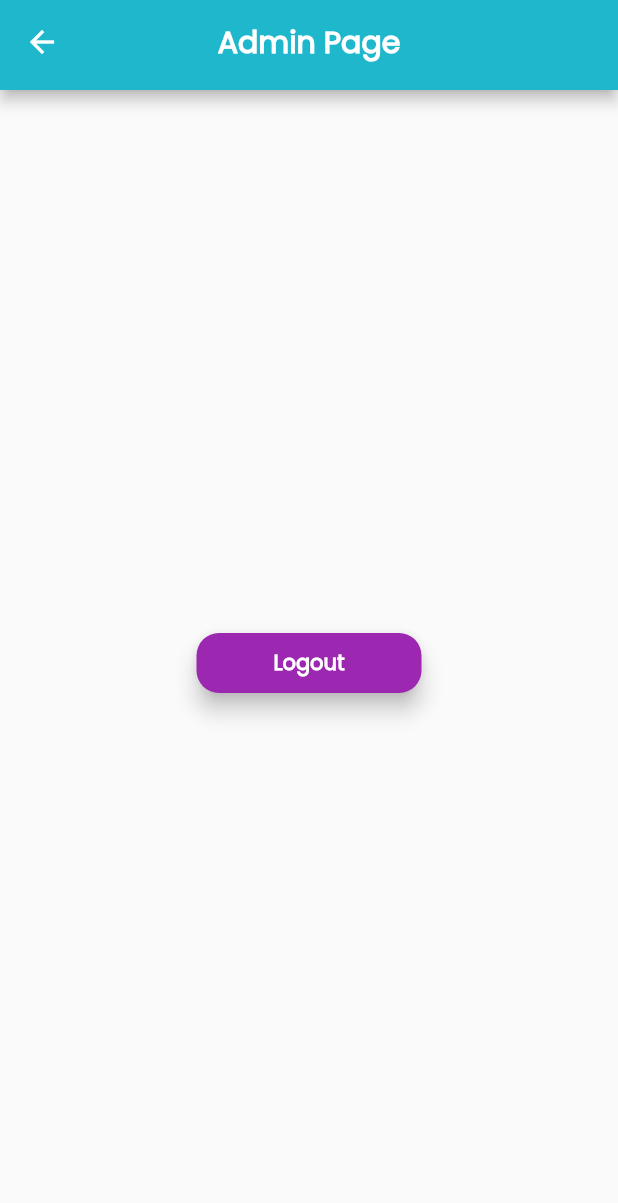
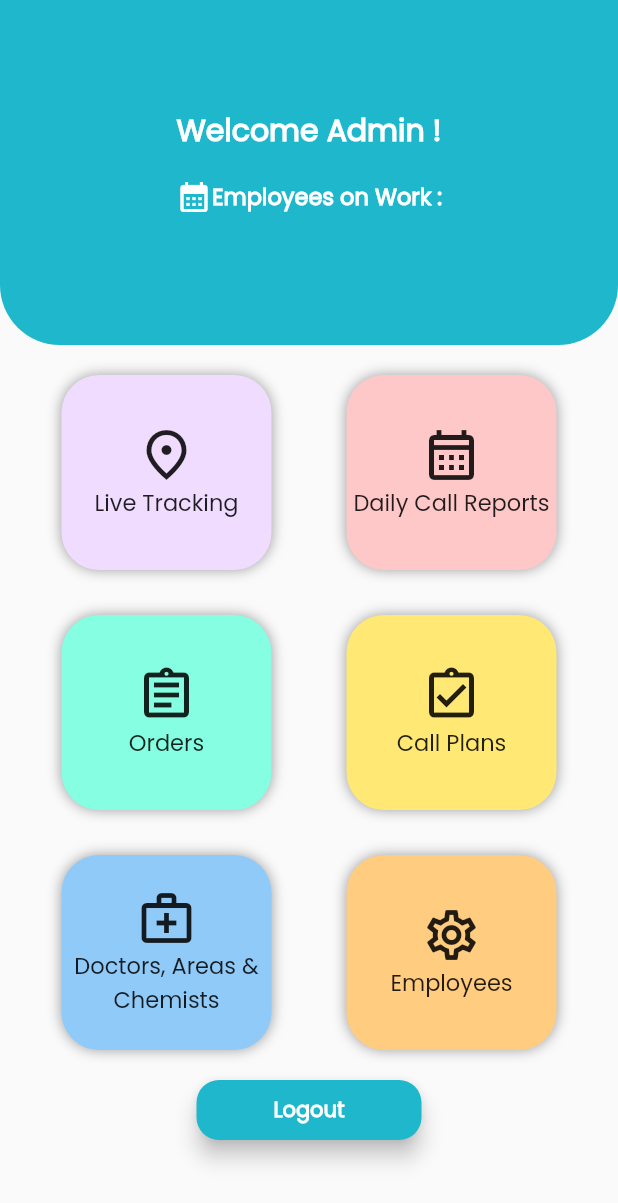
Before and after one commit to UzairZQ/MicroSync, a Flutter app: the AdminPage screen opened by its route, on a phone screen of 412 x 824 dp. Shown: the top 1203 px of the screen. Run offline on Flutter 3.47's test engine with Material 2 defaults, Android fonts, the light colour scheme and no system bars; our stand-ins replace cloud_firestore, firebase_auth, firebase_core; accounts and stored records are empty; network calls fail.

Commit message:
added admin design

```diff
--- a/lib/components/constants.dart
+++ b/lib/components/constants.dart
@@ -46,15 +46,6 @@ class myAppBar extends StatelessWidget implements PreferredSizeWidget {
     return AppBar(
       backgroundColor: kappbarColor,
       centerTitle: true,
-      leading: IconButton(
-        icon: const Icon(
-          Icons.arrow_back,
-          color: Colors.white,
-        ),
-        onPressed: () {
-          Navigator.pop(context);
-        },
-      ),
       title: Text(
         '$appBartxt',
         style: TextStyle(
--- a/lib/screens/admin_page.dart
+++ b/lib/screens/admin_page.dart
@@ -1,7 +1,10 @@
 import 'package:firebase_auth/firebase_auth.dart';
 import 'package:flutter/material.dart';
+import 'package:flutter/src/foundation/key.dart';
+import 'package:flutter/src/widgets/framework.dart';
+import 'package:micro_pharma/components/containerRow.dart';
+import 'package:micro_pharma/components/constants.dart';
 import 'package:micro_pharma/screens/login_page.dart';
-import '../components/constants.dart';
 
 class AdminPage extends StatelessWidget {
   static String id = 'admin';
@@ -9,18 +12,110 @@ class AdminPage extends StatelessWidget {
 
   @override
   Widget build(BuildContext context) {
+    final currentUser = FirebaseAuth.instance.currentUser;
+    print(currentUser!.email);
     return Scaffold(
-      appBar: myAppBar(
-        appBartxt: 'Admin Page',
-      ),
-      body: Center(
-        child: kbuttonstyle(
-          color: Colors.purple,
-          onPressed: () {
-            FirebaseAuth.instance.signOut();
-            Navigator.pushNamed(context, LoginPage.id);
-          },
-          text: 'Logout',
+      body: SafeArea(
+        child: SingleChildScrollView(
+          child: Column(
+            children: [
+              Container(
+                height: 230.0,
+                decoration: const BoxDecoration(
+                  shape: BoxShape.rectangle,
+                  color: Color(0xFF1FB7CC),
+                  borderRadius: BorderRadius.only(
+                    bottomLeft: Radius.circular(40.0),
+                    bottomRight: Radius.circular(40.0),
+                  ),
+                ),
+                child: Column(
+                  mainAxisAlignment: MainAxisAlignment.center,
+                  mainAxisSize: MainAxisSize.max,
+                  children: [
+                    Text(
+                      'Welcome Admin !',
+                      style: TextStyle(
+                        fontFamily: 'Poppins',
+                        fontWeight: FontWeight.bold,
+                        fontSize: 20.0,
+                        color: Colors.white,
+                      ),
+                    ),
+                    SizedBox(height: 17.0),
+                    Row(
+                      mainAxisAlignment: MainAxisAlignment.center,
+                      children: [
+                        Icon(
+                          Icons.calendar_month,
+                          color: Colors.white,
+                        ),
+                        Text(
+                          'Employees on Work :',
+                          style: TextStyle(
+                            fontFamily: 'Poppins',
+                            fontSize: 15.0,
+                            fontWeight: FontWeight.bold,
+                            color: Colors.white,
+                          ),
+                        ),
+                      ],
+                    ),
+                    SizedBox(
+                      height: 15.0,
+                    ),
+                  ],
+                ),
+              ),
+              SizedBox(height: 20.0),
+              containerRow(
+                container1Clr: Color(0xFFF0DCFF),
+                container1Icon: Icons.place_outlined,
+                container1Text: 'Live Tracking',
+                container1Tap: () => {},
+                container2Clr: Color(0xFFFFC8C8),
+                container2Icon: Icons.calendar_month_outlined,
+                container2Text: 'Daily Call Reports',
+                container2Tap: () => null,
+              ),
+              SizedBox(
+                height: 30.0,
+              ),
+              containerRow(
+                container1Clr: Color.fromARGB(255, 133, 254, 226),
+                container1Icon: Icons.assignment_outlined,
+                container1Text: 'Orders',
+                container1Tap: () => null,
+                container2Clr: Color(0xffFFE974),
+                container2Icon: Icons.assignment_turned_in_outlined,
+                container2Text: 'Call Plans',
+                container2Tap: () => null,
+              ),
+              SizedBox(
+                height: 30.0,
+              ),
+              containerRow(
+                container1Clr: Colors.blue.shade200,
+                container1Icon: Icons.medical_services_outlined,
+                container1Text: 'Doctors, Areas & Chemists',
+                container2Clr: Colors.orange.shade200,
+                container2Icon: Icons.settings_outlined,
+                container2Text: 'Employees',
+                container1Tap: () => null,
+                container2Tap: () => null,
+              ),
+              SizedBox(
+                height: 20.0,
+              ),
+              kbuttonstyle(
+                  color: kappbarColor,
+                  text: 'Logout',
+                  onPressed: () {
+                    FirebaseAuth.instance.signOut();
+                    Navigator.pushNamed(context, LoginPage.id);
+                  }),
+            ],
+          ),
         ),
       ),
     );
--- a/lib/screens/login_page.dart
+++ b/lib/screens/login_page.dart
@@ -128,7 +128,8 @@ class _LoginPageState extends State<LoginPage> {
   String? validateEmail(String? email) {
     if (email!.isEmpty) {
       return 'Please Enter Email Adress';
-    } else if (!RegExp("^[a-zA-Z0-9+_.-]+@[a-zA-Z0-9.-]+.[a-z]")
+    } else if (!RegExp(
+            r"^[a-zA-Z0-9.!#$%&'*+/=?^_`{|}~-]+@[a-zA-Z0-9](?:[a-zA-Z0-9-]{0,253}[a-zA-Z0-9])?(?:\.[a-zA-Z0-9](?:[a-zA-Z0-9-]{0,253}[a-zA-Z0-9])?)*$")
         .hasMatch(email)) {
       return ("Please enter a valid email");
     } else {
@@ -137,8 +138,11 @@ class _LoginPageState extends State<LoginPage> {
   }
 
   String? validatePassword(String? password) {
+    RegExp regex = RegExp(r'^.{6,}$');
     if (password!.isEmpty) {
-      return 'Please Enter Password';
+      return 'Password Enter Password';
+    } else if (!regex.hasMatch(password)) {
+      return 'Enter Password with min. 6 Characters';
     } else {
       return null;
     }
```
